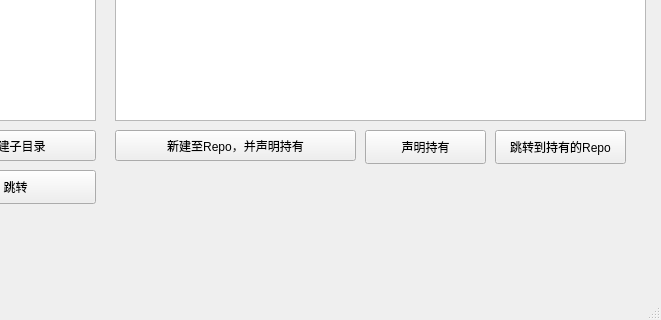
Before: the Qt Designer form mainwindow.ui in maodlife/HDD-Index, drawn with Qt 5; both pictures show x 435 to 1096 and y 440 to 760 of the 1096 by 760 pixel window.
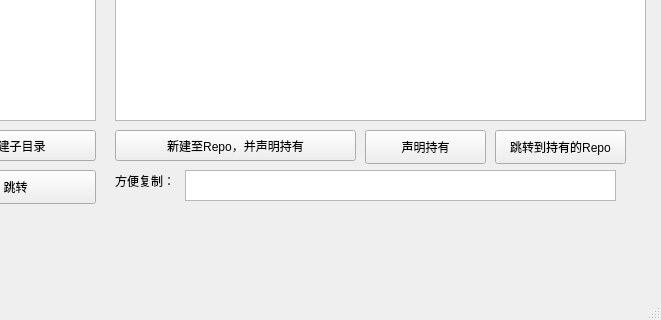
After: the same form once the commit is applied.

Diff of the .ui file:
```diff
--- a/mainwindow.ui
+++ b/mainwindow.ui
@@ -230,6 +230,29 @@
      <string>跳转到持有的Repo</string>
     </property>
    </widget>
+   <widget class="QLabel" name="label_2">
+    <property name="geometry">
+     <rect>
+      <x>550</x>
+      <y>610</y>
+      <width>71</width>
+      <height>21</height>
+     </rect>
+    </property>
+    <property name="text">
+     <string>方便复制：</string>
+    </property>
+   </widget>
+   <widget class="QTextEdit" name="hddNodeNameText">
+    <property name="geometry">
+     <rect>
+      <x>620</x>
+      <y>610</y>
+      <width>431</width>
+      <height>31</height>
+     </rect>
+    </property>
+   </widget>
   </widget>
   <widget class="QMenuBar" name="menubar">
    <property name="geometry">
```
